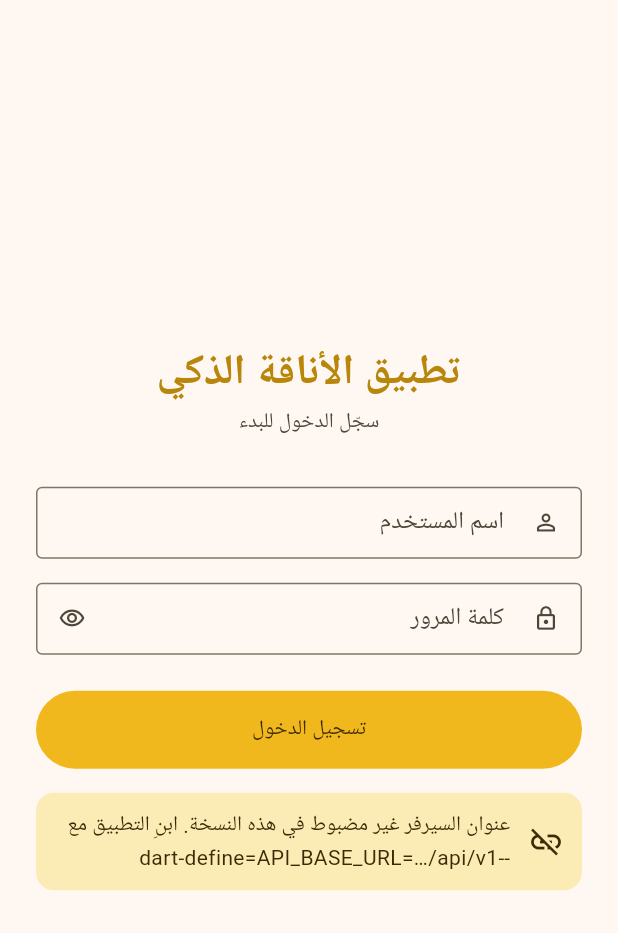
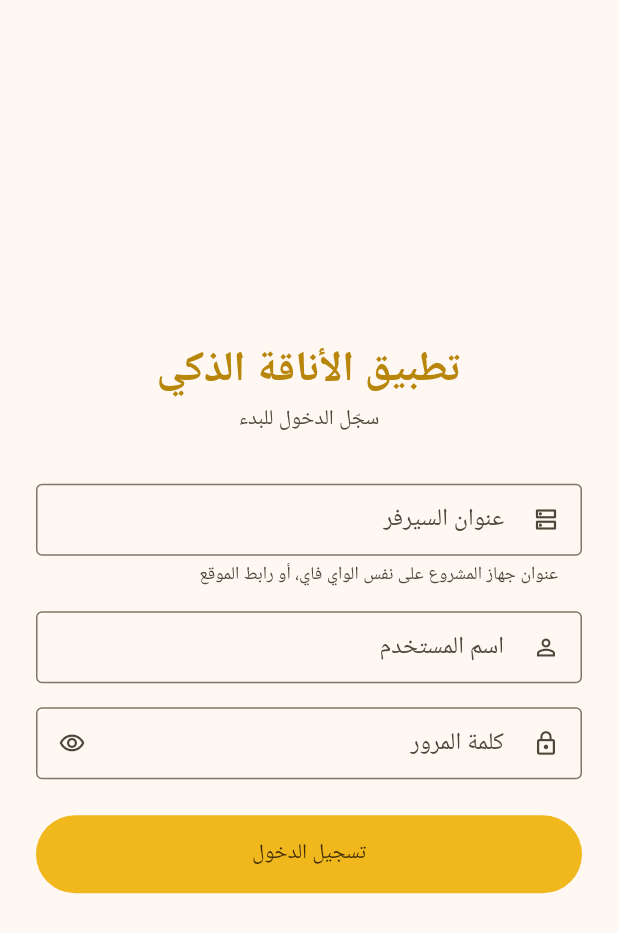
Before and after one commit to Baraaelh/Clothing-store_App, a Flutter app: the screen it shows after launch, on a phone screen of 412 x 824 dp. Shown: the top 933 px of the screen. Run offline on Flutter 3.47's test engine with Material 3 defaults, Android fonts, the phone set to English and light mode, and no system bars; our stand-ins replace connectivity_plus, dio, equatable, flutter_bloc, flutter_secure_storage, get_it and 1 more; accounts and stored records are empty.

Commit message:
feat(config): set the server address from the login screen
- ServerConfig: when the build has no API_BASE_URL, the login screen shows a
  server address field (e.g. 192.168.1.5:8000, normalized to
  http://…/api/v1), saved in secure storage. ApiClient reads it per request.
- Debug builds allow cleartext http so a phone can reach `php artisan serve`
  on the same Wi-Fi; release builds stay https-only.
- App label: "الأناقة الذكي".

Co-Authored-By: Claude Opus 5.5 <noreply@anthropic.com>
Claude-Session: https://claude.ai/code/session_01KtkFBkjS1KB7HStGRU224Y

```diff
--- /dev/null
+++ b/lib/core/config/server_config.dart
@@ -0,0 +1,51 @@
+import 'package:flutter_secure_storage/flutter_secure_storage.dart';
+
+import 'api_config.dart';
+
+/// عنوان سيرفر الـ API الحالي.
+///
+/// إن بُني التطبيق مع `--dart-define=API_BASE_URL=...` فهو ثابت. وإلا يكتبه المستخدم
+/// في شاشة الدخول (مفيد للتجربة على سيرفر محلي في نفس شبكة الواي فاي) ويُحفظ على الجهاز.
+class ServerConfig {
+  ServerConfig({FlutterSecureStorage? storage, String? initial})
+    : _storage = storage ?? const FlutterSecureStorage(),
+      _url = initial ?? ApiConfig.baseUrl;
+
+  static const _key = 'server_url';
+
+  final FlutterSecureStorage? _storage;
+  String _url;
+
+  /// للاختبارات: عنوان ثابت بلا تخزين.
+  ServerConfig.fixed(String url) : _storage = null, _url = url;
+
+  String get url => _url;
+
+  bool get isConfigured => _url.isNotEmpty;
+
+  /// العنوان ثابت في النسخة (لا يُعدّل من شاشة الدخول).
+  bool get isBuiltIn => ApiConfig.isConfigured;
+
+  Future<void> load() async {
+    if (isBuiltIn || _storage == null) return;
+    _url = await _storage.read(key: _key) ?? '';
+  }
+
+  Future<void> save(String input) async {
+    if (isBuiltIn) return;
+    _url = normalize(input);
+    await _storage?.write(key: _key, value: _url);
+  }
+
+  /// `192.168.1.5:8000` ← `http://192.168.1.5:8000/api/v1`
+  static String normalize(String input) {
+    var url = input.trim();
+    if (url.isEmpty) return '';
+    if (!url.startsWith('http://') && !url.startsWith('https://')) url = 'http://$url';
+    while (url.endsWith('/')) {
+      url = url.substring(0, url.length - 1);
+    }
+    if (!url.endsWith('/api/v1')) url = '$url/api/v1';
+    return url;
+  }
+}
--- a/lib/core/sync/sync_cubit.dart
+++ b/lib/core/sync/sync_cubit.dart
@@ -3,7 +3,6 @@ import 'dart:async';
 import 'package:equatable/equatable.dart';
 import 'package:flutter_bloc/flutter_bloc.dart';
 
-import '../config/api_config.dart';
 import '../network/network_info.dart';
 import '../session/session_manager.dart';
 import 'outbox.dart';
@@ -101,7 +100,7 @@ class SyncCubit extends Cubit<SyncState> {
        _outbox = outbox,
        _network = network,
        _session = session,
-       super(const SyncState(apiConfigured: ApiConfig.baseUrl != ''));
+       super(const SyncState());
 
   final SyncEngine _engine;
   final Outbox _outbox;
--- a/lib/features/auth/data/repositories/auth_repository_impl.dart
+++ b/lib/features/auth/data/repositories/auth_repository_impl.dart
@@ -46,9 +46,9 @@ class AuthRepositoryImpl implements AuthRepository {
         deviceName: _settings.deviceName,
       );
     } on ApiNotConfiguredException {
-      return const Err(ServerFailure('عنوان السيرفر غير مضبوط في هذه النسخة'));
+      return const Err(ValidationFailure('اكتب عنوان السيرفر أولًا'));
     } on NetworkException {
-      return const Err(NetworkFailure('تسجيل الدخول يحتاج اتصالًا بالإنترنت'));
+      return const Err(NetworkFailure('تعذر الوصول للسيرفر. تأكد من العنوان ومن الاتصال بالشبكة'));
     } on UnauthorizedException {
       return const Err(ValidationFailure('اسم المستخدم أو كلمة المرور غير صحيحة'));
     } on ServerException catch (e) {
--- a/lib/features/auth/presentation/pages/login_page.dart
+++ b/lib/features/auth/presentation/pages/login_page.dart
@@ -2,7 +2,8 @@ import 'package:flutter/material.dart';
 import 'package:flutter_bloc/flutter_bloc.dart';
 
 import '../../../../app/theme.dart';
-import '../../../../core/config/api_config.dart';
+import '../../../../core/config/server_config.dart';
+import '../../../../core/di/injection.dart';
 import '../cubit/auth_cubit.dart';
 
 class LoginPage extends StatefulWidget {
@@ -13,6 +14,8 @@ class LoginPage extends StatefulWidget {
 }
 
 class _LoginPageState extends State<LoginPage> {
+  final _server = sl<ServerConfig>();
+  late final _serverUrl = TextEditingController(text: _server.url);
   final _username = TextEditingController();
   final _password = TextEditingController();
   final _passwordFocus = FocusNode();
@@ -20,13 +23,21 @@ class _LoginPageState extends State<LoginPage> {
 
   @override
   void dispose() {
+    _serverUrl.dispose();
     _username.dispose();
     _password.dispose();
     _passwordFocus.dispose();
     super.dispose();
   }
 
-  void _submit() => context.read<AuthCubit>().login(_username.text, _password.text);
+  Future<void> _submit() async {
+    final auth = context.read<AuthCubit>();
+    if (!_server.isBuiltIn) {
+      await _server.save(_serverUrl.text);
+      _serverUrl.text = _server.url;
+    }
+    await auth.login(_username.text, _password.text);
+  }
 
   @override
   Widget build(BuildContext context) {
@@ -64,6 +75,21 @@ class _LoginPageState extends State<LoginPage> {
                           const _Banner(
                             icon: Icons.lock_clock_outlined,
                             text: 'انتهت الجلسة. سجّل الدخول من جديد، والعمليات غير المرسلة ما زالت محفوظة على الجهاز.',
+                          ),
+                          const SizedBox(height: 16),
+                        ],
+                        if (!_server.isBuiltIn) ...[
+                          TextField(
+                            controller: _serverUrl,
+                            enabled: !form.submitting,
+                            keyboardType: TextInputType.url,
+                            textDirection: TextDirection.ltr,
+                            decoration: const InputDecoration(
+                              labelText: 'عنوان السيرفر',
+                              hintText: '192.168.1.5:8000',
+                              helperText: 'عنوان جهاز المشروع على نفس الواي فاي، أو رابط الموقع',
+                              prefixIcon: Icon(Icons.dns_outlined),
+                            ),
                           ),
                           const SizedBox(height: 16),
                         ],
@@ -109,14 +135,6 @@ class _LoginPageState extends State<LoginPage> {
                               ? const SizedBox.square(dimension: 22, child: CircularProgressIndicator(strokeWidth: 2))
                               : const Text('تسجيل الدخول'),
                         ),
-                        if (!ApiConfig.isConfigured) ...[
-                          const SizedBox(height: 16),
-                          const _Banner(
-                            icon: Icons.link_off,
-                            text:
-                                'عنوان السيرفر غير مضبوط في هذه النسخة. ابنِ التطبيق مع --dart-define=API_BASE_URL=…/api/v1',
-                          ),
-                        ],
                       ],
                     ),
                   );
```
Also changed, not shown: lib/core/di/injection.dart (+6 -1 lines), lib/core/network/api_client.dart (+8 -5 lines), 3 other files.
